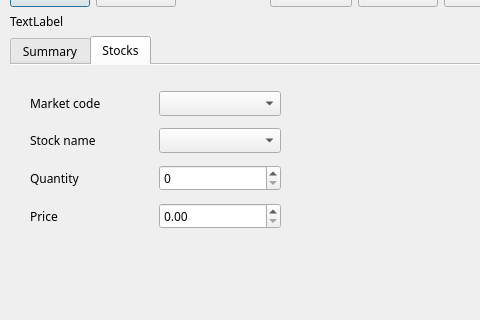
Before: the Qt Designer form qt/lisagui.ui in rockwolf/python, drawn with Qt 5; both pictures show x 0 to 480 and y 83 to 403 of the 1000 by 615 pixel window.
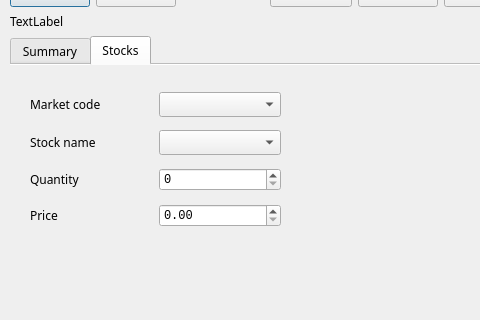
After: the same form once the commit is applied. The open tabs and pages were chosen to show the change.

```diff
--- a/qt/lisagui.ui
+++ b/qt/lisagui.ui
@@ -359,6 +359,14 @@
            </item>
            <item row="3" column="4">
             <widget class="QDoubleSpinBox" name="spn_price">
+             <property name="font">
+              <font>
+               <family>Liberation Mono</family>
+              </font>
+             </property>
+             <property name="locale">
+              <locale language="C" country="AnyCountry"/>
+             </property>
              <property name="maximum">
               <double>999999.989999999990687</double>
              </property>
@@ -366,6 +374,14 @@
            </item>
            <item row="2" column="4">
             <widget class="QSpinBox" name="spn_quantity">
+             <property name="font">
+              <font>
+               <family>Liberation Mono</family>
+              </font>
+             </property>
+             <property name="locale">
+              <locale language="C" country="AnyCountry"/>
+             </property>
              <property name="maximum">
               <number>999999</number>
              </property>
```
Left out of the diff: 2 changed lines with no effect on the pictures.
